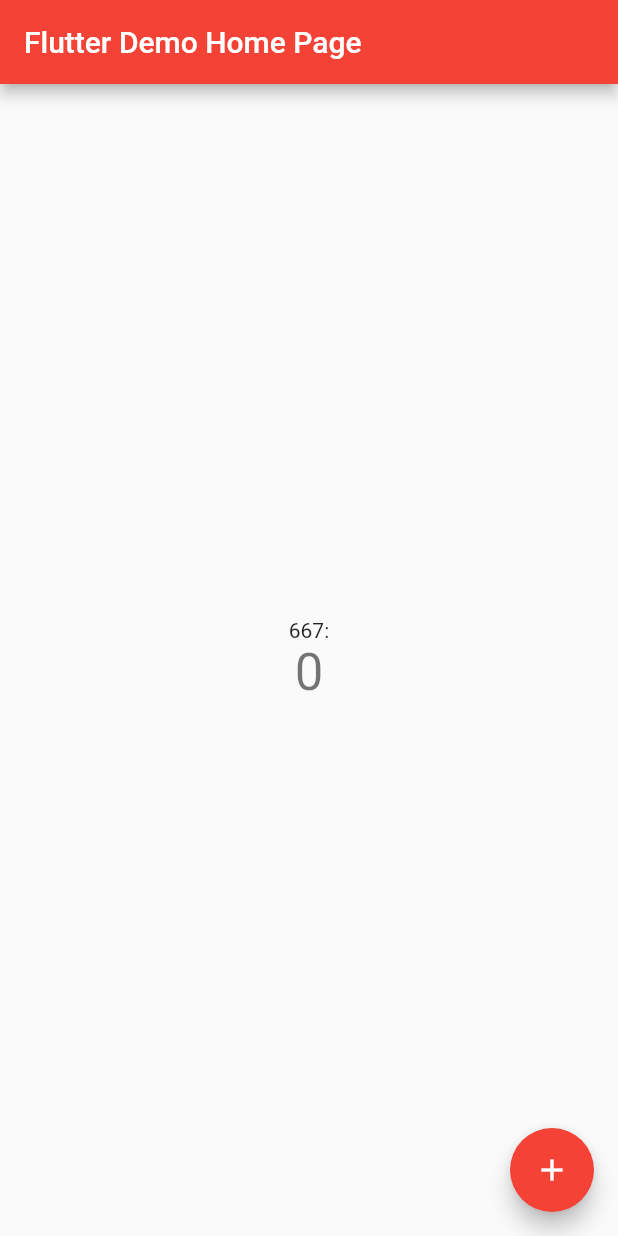
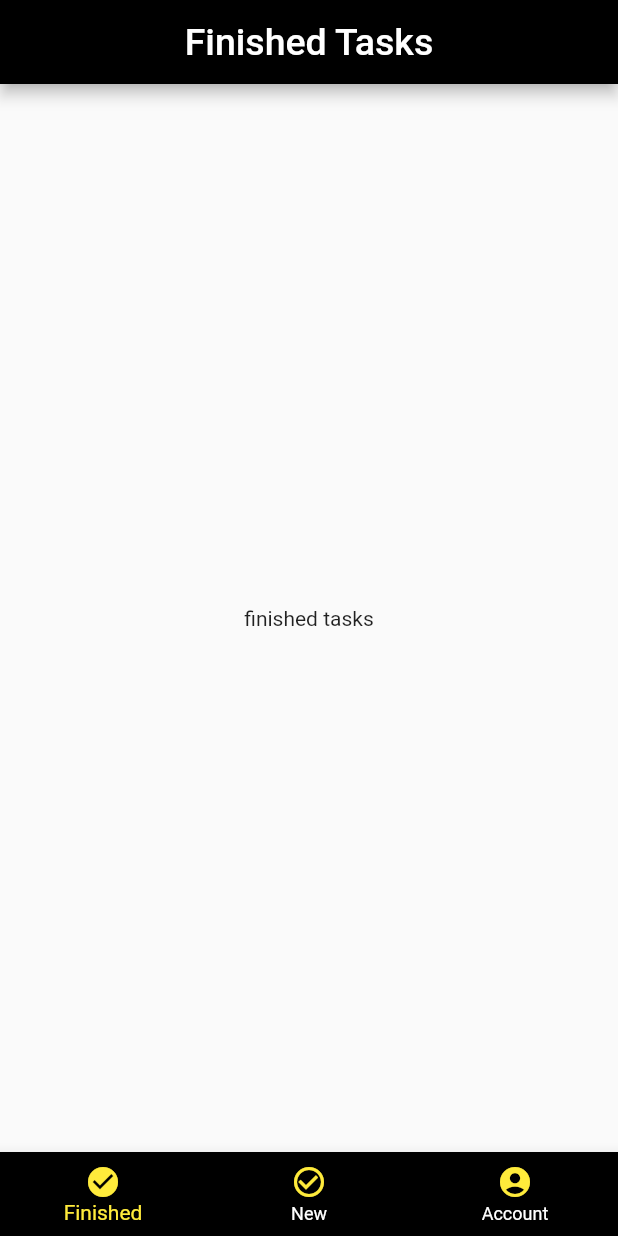
Before and after one commit to Dschawid/todolist, a Flutter app: the screen it shows after launch, on a phone screen of 412 x 824 dp. Run offline on Flutter 3.47's test engine with Material 2 defaults, Android fonts, the phone set to English and light mode, and no system bars.

Commit message:
tabsScreen

```diff
--- /dev/null
+++ b/lib/colors/custom_color.dart
@@ -0,0 +1,18 @@
+import 'package:flutter/material.dart';
+
+const MaterialColor primaryBlack = MaterialColor(
+  _blackPrimaryValue,
+  <int, Color>{
+    50: Color(0xFF000000),
+    100: Color(0xFF000000),
+    200: Color(0xFF000000),
+    300: Color(0xFF000000),
+    400: Color(0xFF000000),
+    500: Color(_blackPrimaryValue),
+    600: Color(0xFF000000),
+    700: Color(0xFF000000),
+    800: Color(0xFF000000),
+    900: Color(0xFF000000),
+  },
+);
+const int _blackPrimaryValue = 0xFF000000;
--- a/lib/main.dart
+++ b/lib/main.dart
@@ -1,4 +1,7 @@
 import 'package:flutter/material.dart';
+import 'package:to_do_list_app/screens/tabs_screen.dart';
+
+import './colors/custom_color.dart';
 
 void main() {
   runApp(MyApp());
@@ -9,92 +12,15 @@ class MyApp extends StatelessWidget {
   @override
   Widget build(BuildContext context) {
     return MaterialApp(
+      debugShowCheckedModeBanner: false,
       title: 'Flutter Demo',
       theme: ThemeData(
-
-        primarySwatch: Colors.red,
+        textTheme: TextTheme(headline6: TextStyle(fontSize: 25,fontWeight: FontWeight.w500,color:Colors.white)),
+        primarySwatch: primaryBlack,
 
         visualDensity: VisualDensity.adaptivePlatformDensity,
       ),
-      home: MyHomePage(title: 'Flutter Demo Home Page'),
+      home:TabsScreen(),
     );
   }
 }
-
-class MyHomePage extends StatefulWidget {
-  MyHomePage({Key key, this.title}) : super(key: key);
-
-
-
-  final String title;
-
-  @override
-  _MyHomePageState createState() => _MyHomePageState();
-}
-
-class _MyHomePageState extends State<MyHomePage> {
-  int _counter = 0;
-
-  void _incrementCounter() {
-    setState(() {
-      // This call to setState tells the Flutter framework that something has
-      // changed in this State, which causes it to rerun the build method below
-      // so that the display can reflect the updated values. If we changed
-      // _counter without calling setState(), then the build method would not be
-      // called again, and so nothing would appear to happen.
-      _counter++;
-    });
-  }
-
-  @override
-  Widget build(BuildContext context) {
-    // This method is rerun every time setState is called, for instance as done
-    // by the _incrementCounter method above.
-    //
-    // The Flutter framework has been optimized to make rerunning build methods
-    // fast, so that you can just rebuild anything that needs updating rather
-    // than having to individually change instances of widgets.
-    return Scaffold(
-      appBar: AppBar(
-        // Here we take the value from the MyHomePage object that was created by
-        // the App.build method, and use it to set our appbar title.
-        title: Text(widget.title),
-      ),
-      body: Center(
-        // Center is a layout widget. It takes a single child and positions it
-        // in the middle of the parent.
-        child: Column(
-          // Column is also a layout widget. It takes a list of children and
-          // arranges them vertically. By default, it sizes itself to fit its
-          // children horizontally, and tries to be as tall as its parent.
-          //
-          // Invoke "debug painting" (press "p" in the console, choose the
-          // "Toggle Debug Paint" action from the Flutter Inspector in Android
-          // Studio, or the "Toggle Debug Paint" command in Visual Studio Code)
-          // to see the wireframe for each widget.
-          //
-          // Column has various properties to control how it sizes itself and
-          // how it positions its children. Here we use mainAxisAlignment to
-          // center the children vertically; the main axis here is the vertical
-          // axis because Columns are vertical (the cross axis would be
-          // horizontal).
-          mainAxisAlignment: MainAxisAlignment.center,
-          children: <Widget>[
-            Text(
-              '667:',
-            ),
-            Text(
-              '$_counter',
-              style: Theme.of(context).textTheme.headline4,
-            ),
-          ],
-        ),
-      ),
-      floatingActionButton: FloatingActionButton(
-        onPressed: _incrementCounter,
-        tooltip: 'Increment',
-        child: Icon(Icons.add),
-      ), // This trailing comma makes auto-formatting nicer for build methods.
-    );
-  }
-}
--- /dev/null
+++ b/lib/screens/account_screen.dart
@@ -0,0 +1,8 @@
+import 'package:flutter/material.dart';
+
+class AccountScreen extends StatelessWidget {
+  @override
+  Widget build(BuildContext context) {
+    return Scaffold(body: Center(child: Text("Account"),),);
+  }
+}
--- /dev/null
+++ b/lib/screens/finished_tasks_screen.dart
@@ -0,0 +1,9 @@
+import 'package:flutter/material.dart';
+
+
+class FisnishedTasksScreen extends StatelessWidget {
+  @override
+  Widget build(BuildContext context) {
+    return Scaffold(body: Center(child: Text("finished tasks"),),);
+  }
+}
--- a/lib/screens/login_screen.dart
+++ /dev/null
@@ -1,8 +0,0 @@
-import 'package:flutter/material.dart';
-
-class LoginScreen extends StatelessWidget {
-  @override
-  Widget build(BuildContext context) {
-    return Center(child: Container();)
-  }
-}
--- /dev/null
+++ b/lib/screens/new_tasks_screen.dart
@@ -0,0 +1,9 @@
+import 'package:flutter/material.dart';
+
+
+class NewTasksScreen extends StatelessWidget {
+  @override
+  Widget build(BuildContext context) {
+    return Scaffold(body: Center(child: Text("New tasks"),),);
+  }
+}
--- /dev/null
+++ b/lib/screens/tabs_screen.dart
@@ -0,0 +1,74 @@
+import 'package:flutter/material.dart';
+
+
+import './new_tasks_screen.dart';
+import './finished_tasks_screen.dart';
+import './account_screen.dart';
+
+class TabsScreen extends StatefulWidget {
+  @override
+  _TabsScreenState createState() => _TabsScreenState();
+}
+
+
+
+class _TabsScreenState extends State<TabsScreen> {
+  List<Map<String, dynamic>> bodyWidgets;
+  void initState() {
+      bodyWidgets = [
+      {
+        'page': FisnishedTasksScreen(),
+        'title': 'Finished Tasks',
+      },
+      {
+        'page': NewTasksScreen(),
+        'title': 'ToDo List',
+      },
+      {
+        'page': AccountScreen(),
+        'title': 'Account',
+      },
+    ];
+      super.initState();
+    }
+
+
+
+  int widgetIndex = 0;
+
+  void selectPage(int index) {
+      setState(() {
+        widgetIndex = index;
+      });
+    }
+
+
+
+
+  @override
+  Widget build(BuildContext context) {
+    return DefaultTabController(
+        length: 3,
+        child: Scaffold(
+          appBar: AppBar(
+            centerTitle: true,
+            title: Text(
+              bodyWidgets[widgetIndex]['title'],
+              style: Theme.of(context).textTheme.headline6,
+            ),
+          ),
+          body: bodyWidgets[widgetIndex]['page'],
+          bottomNavigationBar: BottomNavigationBar(
+            onTap: selectPage,
+            unselectedItemColor: Colors.white,
+            selectedItemColor: Colors.yellow,
+            currentIndex: widgetIndex,
+            backgroundColor: Theme.of(context).primaryColor,
+            items: [
+            BottomNavigationBarItem(icon: Icon(Icons.check_circle,color: Colors.yellow),title: Text("Finished"),),
+            BottomNavigationBarItem(icon: Icon(Icons.check_circle_outline,color: Colors.yellow),title: Text("New"),),
+            BottomNavigationBarItem(icon: Icon(Icons.account_circle,color: Colors.yellow),title: Text("Account"),),
+          ]),
+        ));
+  }
+}
```
Also changed, not shown: 17 other files.
